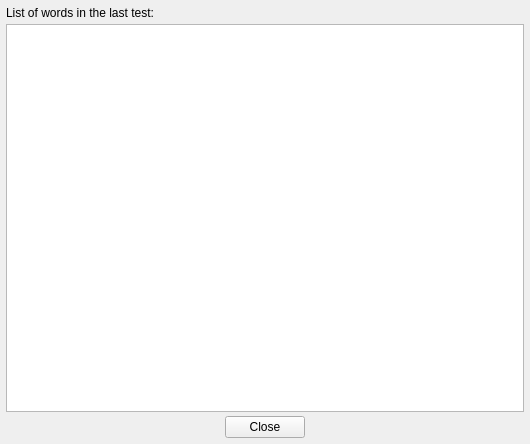
Above: wordtestresultsform.ui from z1dev/zkanji before the change. Below: the same form after it.
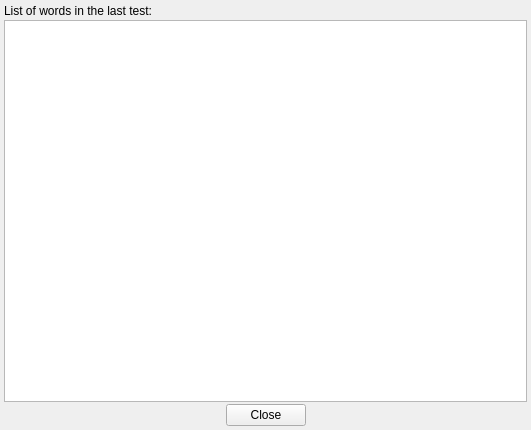
That is the form after the change. Custom widgets are drawn as their Qt base class.

```diff
--- a/wordtestresultsform.ui
+++ b/wordtestresultsform.ui
@@ -6,8 +6,8 @@
    <rect>
     <x>0</x>
     <y>0</y>
-    <width>530</width>
-    <height>444</height>
+    <width>531</width>
+    <height>430</height>
    </rect>
   </property>
   <property name="windowTitle">
@@ -16,19 +16,19 @@
   <widget class="QWidget" name="centralwidget">
    <layout class="QVBoxLayout" name="verticalLayout">
     <property name="spacing">
-     <number>4</number>
+     <number>2</number>
     </property>
     <property name="leftMargin">
-     <number>6</number>
+     <number>4</number>
     </property>
     <property name="topMargin">
-     <number>6</number>
+     <number>4</number>
     </property>
     <property name="rightMargin">
-     <number>6</number>
+     <number>4</number>
     </property>
     <property name="bottomMargin">
-     <number>6</number>
+     <number>4</number>
     </property>
     <item>
      <widget class="QLabel" name="label">
@@ -38,6 +38,11 @@
      </widget>
     </item>
     <item>
+     <layout class="QVBoxLayout" name="verticalLayout_2">
+      <property name="spacing">
+       <number>0</number>
+      </property>
+      <item>
      <widget class="ZDictionaryListView" name="wordsTable">
       <property name="showGrid">
        <bool>false</bool>
@@ -45,6 +50,12 @@
      </widget>
     </item>
     <item>
+       <widget class="ZStatusBar" name="status" native="true">
+       </widget>
+      </item>
+     </layout>
+    </item>
+    <item>
      <widget class="QDialogButtonBox" name="buttonBox">
       <property name="standardButtons">
        <set>QDialogButtonBox::Close</set>
@@ -58,6 +69,12 @@
   </widget>
  </widget>
  <customwidgets>
+  <customwidget>
+   <class>ZStatusBar</class>
+   <extends>QWidget</extends>
+   <header>zstatusbar.h</header>
+   <container>1</container>
+  </customwidget>
   <customwidget>
    <class>ZDictionaryListView</class>
    <extends>QTableView</extends>
```
Lines whose indentation alone changed are shown as unchanged.
